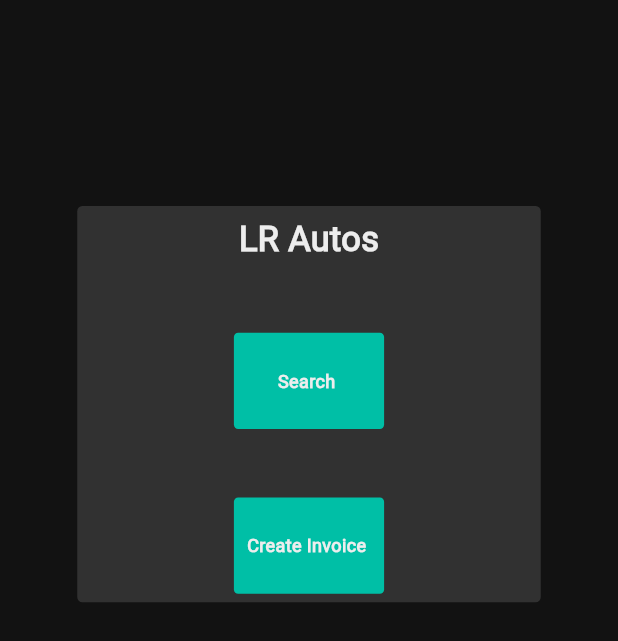
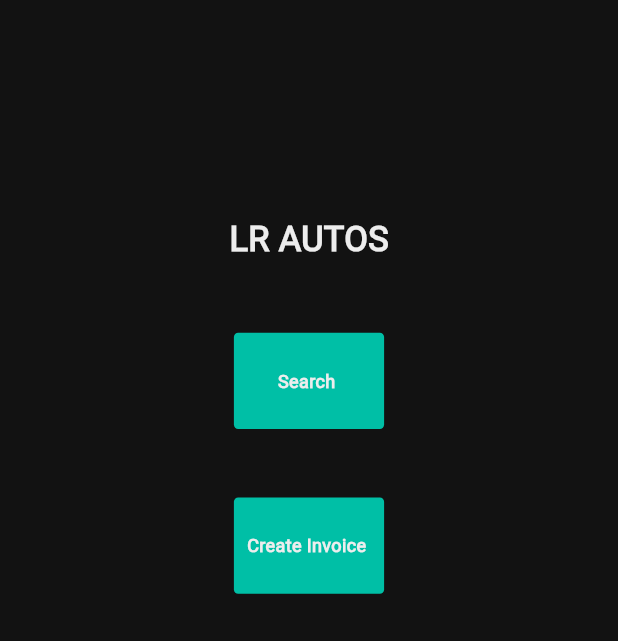
Before and after one commit to tHunter2k6/Customer-Management-System, a Flutter app: the screen it shows after launch, on a phone screen of 412 x 824 dp. Shown: the top 641 px of the screen. Run offline on Flutter 3.47's test engine with Material 3 defaults, Android fonts, the phone set to English and light mode, and no system bars; drawn by our look-alikes of auto_size_text; our stand-ins replace cloud_firestore, firebase_core, flutter_screenutil, pdf, printing; missing offline and left inert: window_manager; accounts and stored records are empty.

Commit message:
new commit

```diff
--- a/lib/pages/home_page.dart
+++ b/lib/pages/home_page.dart
@@ -43,7 +43,7 @@ class _MyHomePageState extends State<MyHomePage> {
             child: Container(
               width: MediaQuery.of(context).size.width * 0.75,
               decoration: BoxDecoration(
-                color: const Color.fromARGB(255, 49, 49, 49),
+                // color: const Color.fromARGB(255, 49, 49, 49),
                 borderRadius: BorderRadius.circular(12.w),
               ),
               child: Padding(
@@ -52,7 +52,7 @@ class _MyHomePageState extends State<MyHomePage> {
                   children: [
                     Center(
                       child: AutoSizeText(
-                        "LR Autos",
+                        "LR AUTOS",
                         style: TextStyle(
                           color: textColor,
                           fontSize: 80.sp,
--- a/lib/pages/invoice_page.dart
+++ b/lib/pages/invoice_page.dart
@@ -199,7 +199,7 @@ class _InvoicePageState extends State<InvoicePage> {
                 mainAxisAlignment: MainAxisAlignment.spaceBetween,
                 children: [
                   AutoSizeText(
-                    "LR Autos ",
+                    "LR AUTOS ",
                     style: TextStyle(
                       color: textColor,
                       fontSize: 50.sp,
@@ -439,7 +439,7 @@ class _InvoicePageState extends State<InvoicePage> {
                                       height: 50.h,
                                       width: 142.w,
                                       child: AutoSizeText(
-                                        "Cost",
+                                        "Price",
                                         textAlign: TextAlign.end,
                                         style: TextStyle(
                                           fontSize: 22.sp,
--- a/lib/pages/new_Invoice.dart
+++ b/lib/pages/new_Invoice.dart
@@ -201,7 +201,7 @@ class _NewInvoiceState extends State<NewInvoice> {
                 mainAxisAlignment: MainAxisAlignment.spaceBetween,
                 children: [
                   AutoSizeText(
-                    "LR Autos ",
+                    "LR AUTOS ",
                     style: TextStyle(
                       color: textColor,
                       fontSize: 50.sp,
@@ -243,7 +243,7 @@ class _NewInvoiceState extends State<NewInvoice> {
                           width: 1000.w,
                           child: MyTextField(
                             isEditing: true,
-                            hintText: 'Enter Name',
+                            hintText: 'Customer Name',
                             invoiceData: false,
                             textEditingController: nameController,
                             border: false,
@@ -432,7 +432,7 @@ class _NewInvoiceState extends State<NewInvoice> {
                                   height: 50.h,
                                   width: 142.w,
                                   child: AutoSizeText(
-                                    "Cost",
+                                    "Price",
                                     textAlign: TextAlign.end,
                                     style: TextStyle(
                                       fontSize: 22.sp,
```
